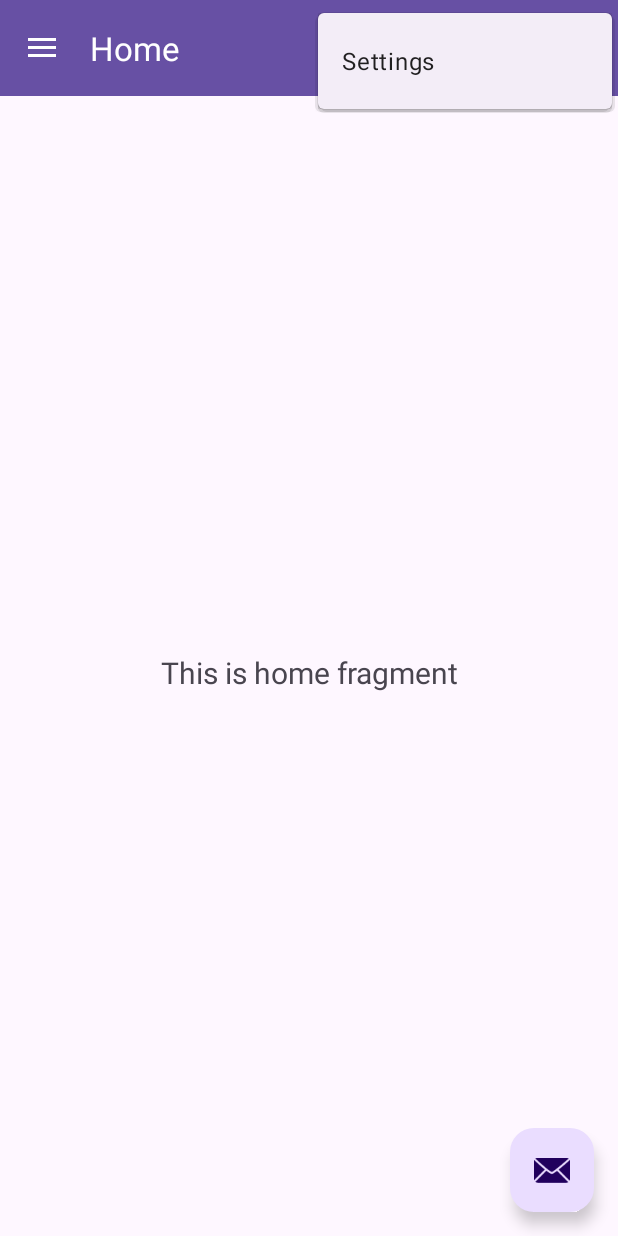
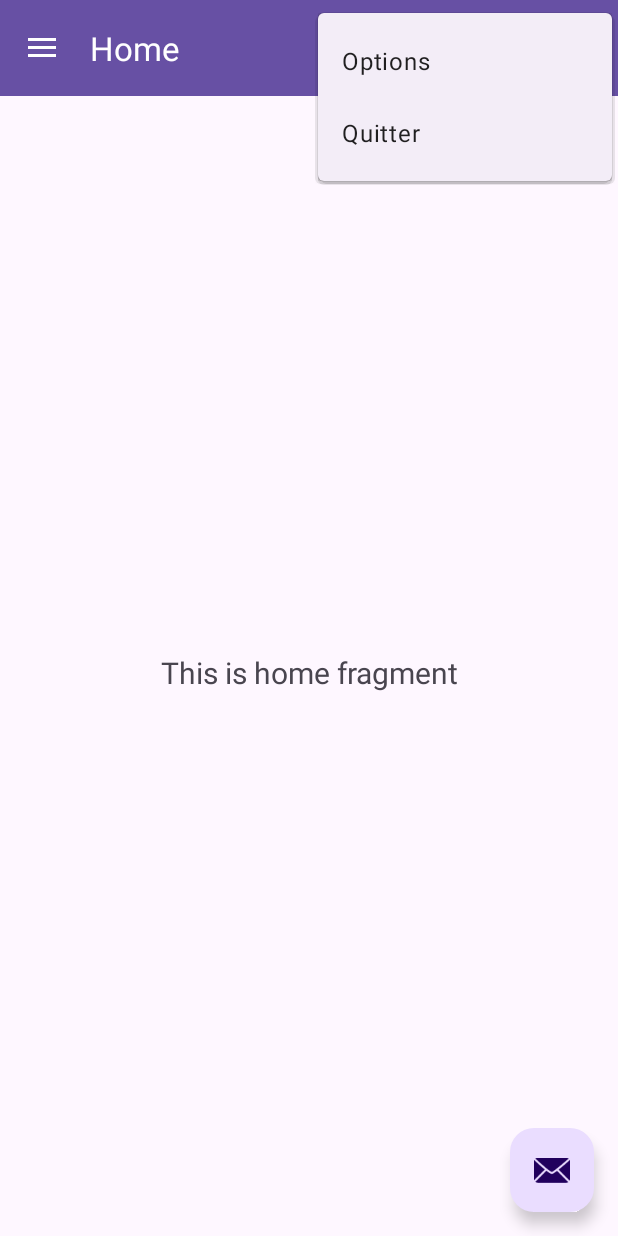
Before and after one commit to FIDYFIRE/login, an Android app: the MainActivity2 screen opened directly, with no data from a screen before it, with the options menu open, on a phone screen of 412 x 824 dp. Run offline under Robolectric (Android 15) with nearby library versions, the phone set to English and light mode, and no system bars; our stand-ins replace navigation-ui.

Commit message:
Options Menu - Navigation Drawer Activity

```diff
--- a/app/src/main/res/menu/main_activity2.xml
+++ b/app/src/main/res/menu/main_activity2.xml
@@ -2,8 +2,18 @@
 <menu xmlns:android="http://schemas.android.com/apk/res/android"
     xmlns:app="http://schemas.android.com/apk/res-auto">
     <item
+        android:id="@+id/sms_send"
+        android:icon="@drawable/ic_menu_camera"
+        android:orderInCategory="100"
+        android:title="Envoyer un SMS"
+        app:showAsAction="always" />
+    <item
         android:id="@+id/action_settings"
-        android:orderInCategory="100"
-        android:title="@string/action_settings"
+        android:orderInCategory="101"
+        android:title="Options"
         app:showAsAction="never" />
+    <item
+        android:id="@+id/Quitter"
+        android:orderInCategory="102"
+        android:title="Quitter" />
 </menu>
```
Also changed, not shown: app/src/main/java/com/example/connexion/MainActivity2.java (+12 -0 lines).
